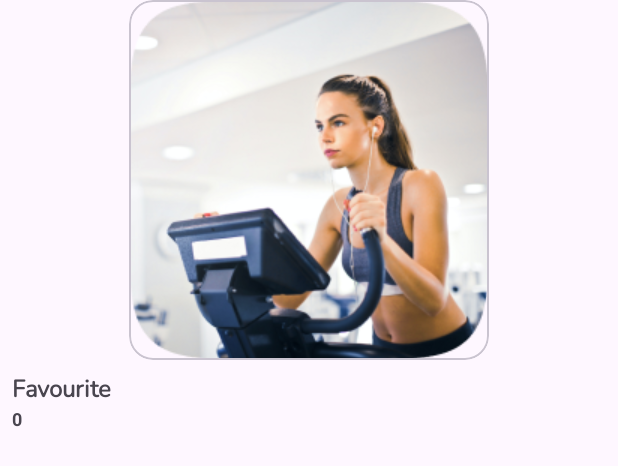
After one commit to abhaysaini/Gallery_App, an Android app: the layout item_albums.xml on its own in the app's theme, with its tools: preview values and no code run, on a phone screen of 412 x 824 dp. The commit adds this screen. Shown: the top 466 px of the screen. Run offline under Robolectric (Android 15) with nearby library versions, the phone set to English and light mode, and no system bars.

Commit message:
Albums Pagination Implementation

```diff
--- /dev/null
+++ b/app/src/main/res/layout/item_albums.xml
@@ -0,0 +1,61 @@
+<?xml version="1.0" encoding="utf-8"?>
+<androidx.constraintlayout.widget.ConstraintLayout xmlns:android="http://schemas.android.com/apk/res/android"
+    xmlns:app="http://schemas.android.com/apk/res-auto"
+    android:layout_width="match_parent"
+    android:layout_height="wrap_content"
+    >
+
+    <com.google.android.material.card.MaterialCardView
+        android:id="@+id/material_image_holder"
+        android:layout_width="wrap_content"
+        android:layout_height="wrap_content"
+        app:cardCornerRadius="16dp"
+        app:layout_constraintEnd_toEndOf="parent"
+        app:layout_constraintStart_toStartOf="parent"
+        app:layout_constraintTop_toTopOf="parent">
+
+        <ImageView
+            android:id="@+id/album_image"
+            android:layout_width="wrap_content"
+            android:layout_height="wrap_content"
+            android:minHeight="100dp"
+            android:minWidth="100dp"
+            android:src="@drawable/sample_image"
+            app:layout_constraintEnd_toEndOf="parent"
+            app:layout_constraintStart_toStartOf="parent"
+            app:layout_constraintTop_toTopOf="parent" />
+    </com.google.android.material.card.MaterialCardView>
+
+    <TextView
+        android:id="@+id/album_name"
+        android:layout_width="0dp"
+        android:layout_height="wrap_content"
+        android:layout_margin="8dp"
+        android:fontFamily="@font/nunito"
+        android:text="Favourite"
+        android:textSize="16sp"
+        android:textStyle="bold"
+        android:ellipsize="end"
+        android:singleLine="true"
+        android:gravity="start"
+        app:layout_constraintStart_toStartOf="parent"
+        app:layout_constraintEnd_toEndOf="parent"
+        app:layout_constraintTop_toBottomOf="@id/material_image_holder" />
+
+    <TextView
+        android:id="@+id/album_Image_Count"
+        android:layout_width="0dp"
+        android:layout_height="wrap_content"
+        android:gravity="start"
+        android:layout_marginStart="8dp"
+        android:layout_marginEnd="8dp"
+        android:layout_marginBottom="16dp"
+        android:text="0"
+        android:textSize="12sp"
+        android:textStyle="bold"
+        app:layout_constraintStart_toStartOf="parent"
+        app:layout_constraintTop_toBottomOf="@id/album_name"
+        app:layout_constraintBottom_toBottomOf="parent"
+        app:layout_constraintEnd_toEndOf="parent"
+        />
+</androidx.constraintlayout.widget.ConstraintLayout>
--- a/app/src/main/res/values/strings.xml
+++ b/app/src/main/res/values/strings.xml
@@ -1,3 +1,4 @@
 <resources>
     <string name="app_name">Gallery App</string>
+    <string name="total_images">Total Image\n</string>
 </resources>
```
Also changed, not shown: app/build.gradle.kts (+19 -0 lines), app/src/main/AndroidManifest.xml (+7 -1 lines), app/src/main/java/com/example/galleryapp/data/models/AlbumData.kt (added, +10 -0 lines), app/src/main/java/com/example/galleryapp/data/repository/AlbumRepository.kt (added, +22 -0 lines), app/src/main/java/com/example/galleryapp/ui/adapter/AlbumAdapter.kt (added, +53 -0 lines), app/src/main/java/com/example/galleryapp/ui/albums/AlbumsActivity.kt (added, +46 -0 lines), app/src/main/java/com/example/galleryapp/ui/albums/paging/AlbumDataSource.kt (added, +105 -0 lines), app/src/main/java/com/example/galleryapp/ui/albums/viewModel/AlbumViewModel.kt (added, +30 -0 lines), app/src/main/java/com/example/galleryapp/ui/albums/viewModel/AlbumViewModelFactory.kt (added, +14 -0 lines), app/src/main/java/com/example/galleryapp/ui/main/MainActivity.kt (deleted, +0 -12 lines), app/src/main/java/com/example/galleryapp/ui/splash/SplashScreenActivity.kt (+98 -11 lines), app/src/main/res/drawable/ic_folder.xml (added, +13 -0 lines), app/src/main/res/layout/activity_main.xml (+29 -7 lines), app/src/main/res/layout/item_image.xml (added, +24 -0 lines), 1 more files.
